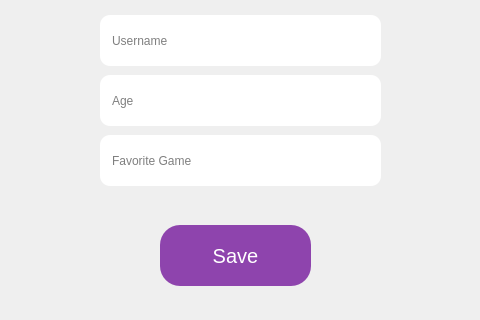
Before: the Qt Designer form source/gameprofile.ui in Chawotto/BSUIR--3, drawn with Qt 5; both pictures show x 150 to 630 and y 165 to 485 of the 756 by 623 pixel window.
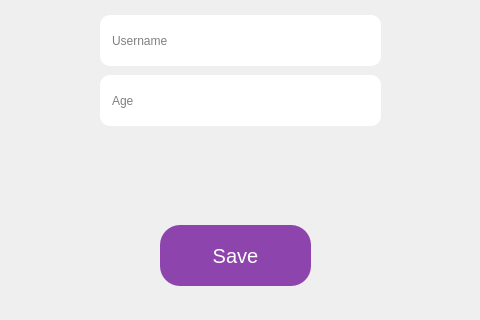
After: the same form once the commit is applied.

What changed in the file:
```diff
--- a/source/gameprofile.ui
+++ b/source/gameprofile.ui
@@ -90,30 +90,6 @@
     <string>Age</string>
    </property>
   </widget>
-  <widget class="QLineEdit" name="favoriteGameEdit">
-   <property name="geometry">
-    <rect>
-     <x>250</x>
-     <y>300</y>
-     <width>281</width>
-     <height>51</height>
-    </rect>
-   </property>
-   <property name="styleSheet">
-    <string notr="true">
-                    QLineEdit {
-                    border-radius: 10px;
-                    padding: 10px;
-                    }
-                </string>
-   </property>
-   <property name="text">
-    <string/>
-   </property>
-   <property name="placeholderText">
-    <string>Favorite Game</string>
-   </property>
-  </widget>
  </widget>
  <resources/>
  <connections/>
```
